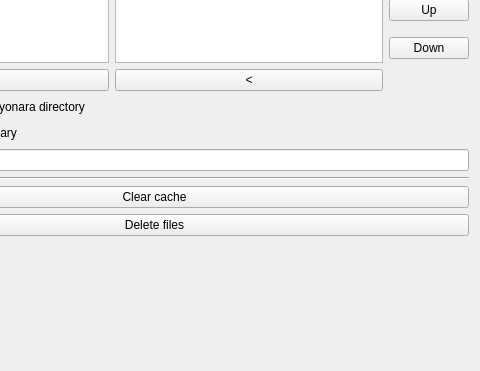
This is src/GUI/Preferences/Covers/GUI_Covers.ui in Inferno214221/sayonara-player as Qt 5 draws it before an edit; both pictures show x 171 to 651 and y 99 to 470 of the 651 by 470 pixel window. The edited form follows.
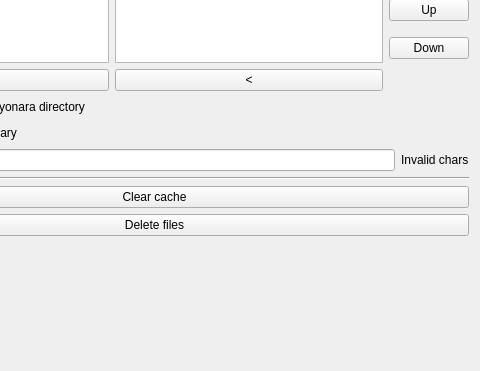
This is the edited form.

The edit to the form file:
```diff
--- a/src/GUI/Preferences/Covers/GUI_Covers.ui
+++ b/src/GUI/Preferences/Covers/GUI_Covers.ui
@@ -36,6 +36,13 @@
      <item>
       <widget class="QLineEdit" name="le_cover_template"/>
      </item>
+     <item>
+      <widget class="QLabel" name="lab_template_error">
+       <property name="text">
+        <string notr="true">Invalid chars</string>
+       </property>
+      </widget>
+     </item>
     </layout>
    </item>
    <item row="15" column="0">
```
